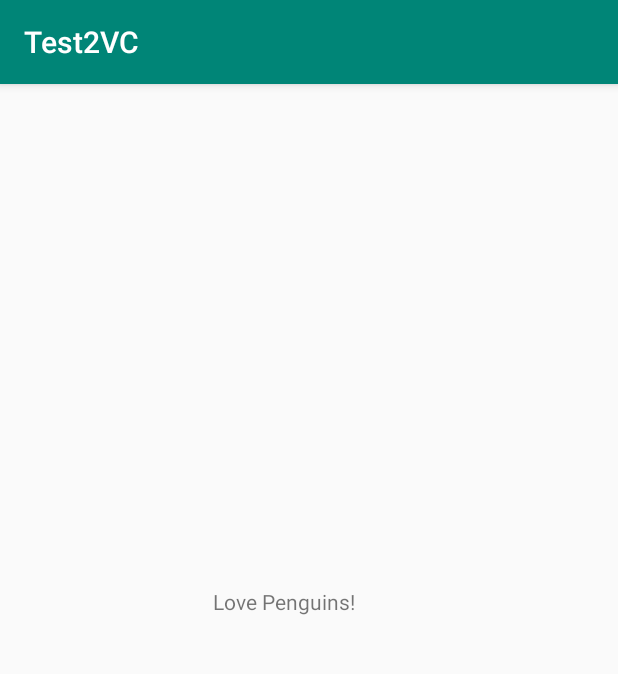
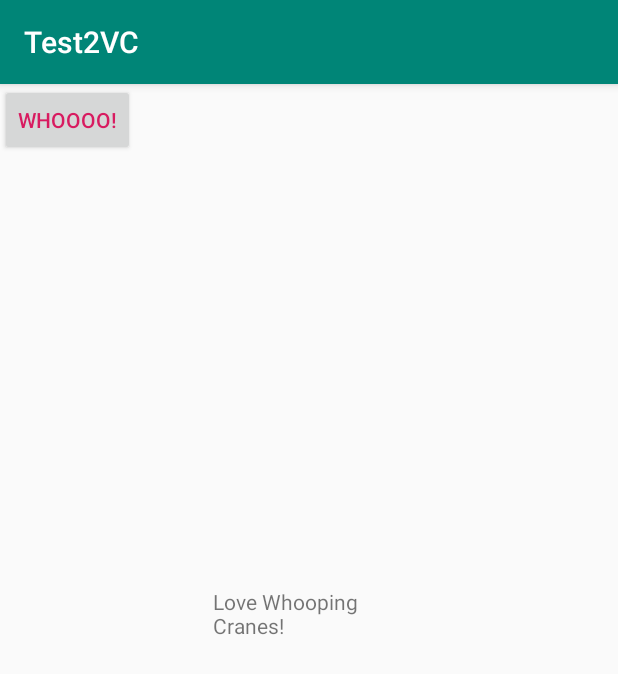
Before and after one commit to RHSoftwareDev/TestVC2, an Android app: the screen it shows after launch (MainActivity), on a phone screen of 412 x 824 dp. Shown: the top 674 px of the screen. Run offline under Robolectric (Android 15) with nearby library versions, the phone set to English and light mode, and no system bars.

Commit message:
Fixed message, added button

```diff
--- a/app/src/main/res/layout/activity_main.xml
+++ b/app/src/main/res/layout/activity_main.xml
@@ -9,10 +9,19 @@
     <TextView
         android:layout_width="128dp"
         android:layout_height="97dp"
-        android:text="Love Penguins!"
+        android:text="Love Whooping Cranes!"
         app:layout_constraintBottom_toBottomOf="parent"
         app:layout_constraintLeft_toLeftOf="parent"
         app:layout_constraintRight_toRightOf="parent"
         app:layout_constraintTop_toTopOf="parent" />
 
+    <Button
+        android:id="@+id/button2"
+        android:layout_width="wrap_content"
+        android:layout_height="wrap_content"
+        android:text="Whoooo!"
+        android:textColor="@color/colorAccent"
+        tools:layout_editor_absoluteX="166dp"
+        tools:layout_editor_absoluteY="87dp" />
+
 </androidx.constraintlayout.widget.ConstraintLayout>
```
